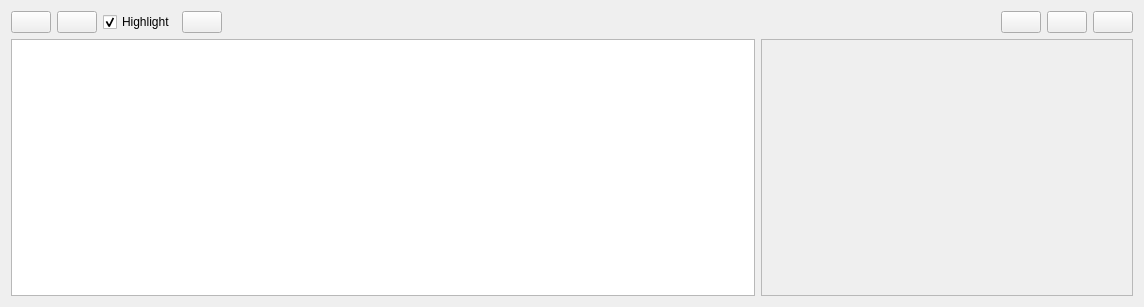
Qt form resource/RosURDFConfig.ui (Dan-Holm/rqt_urdf_configurator) before a commit.
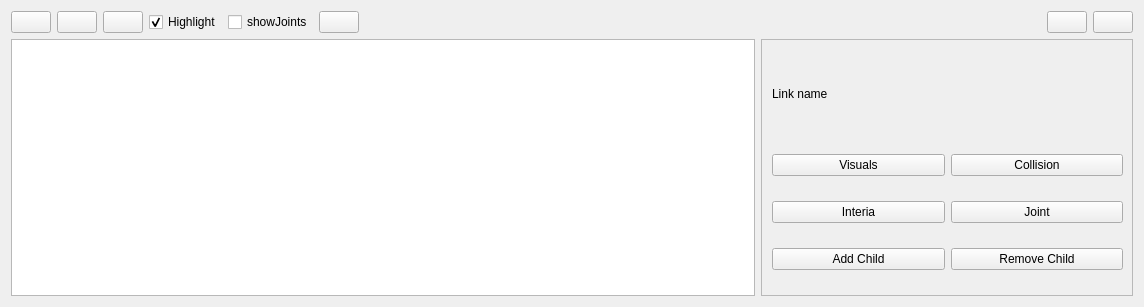
The same form after that commit. Custom widgets are drawn as their Qt base class.

Commit message: Updated ui and create default constructor for configurator

Diff of the .ui file:
```diff
--- a/resource/RosURDFConfig.ui
+++ b/resource/RosURDFConfig.ui
@@ -18,11 +18,18 @@
   </property>
   <layout class="QVBoxLayout" name="verticalLayout" stretch="0,0">
    <item>
-    <layout class="QHBoxLayout" name="horizontalLayout" stretch="0,0,0,0,0,0,0,0">
+    <layout class="QHBoxLayout" name="horizontalLayout" stretch="0,0,0,0,0,0,0,0,0">
      <item>
       <widget class="QPushButton" name="new_urdf_file">
        <property name="toolTip">
-        <string>New URDF file</string>
+        <string>Clear TF Buffer</string>
+       </property>
+      </widget>
+     </item>
+     <item>
+      <widget class="QPushButton" name="load_urdf_push_button">
+       <property name="toolTip">
+        <string>Load DOT graph from file</string>
        </property>
       </widget>
      </item>
@@ -46,6 +53,13 @@
        </property>
       </widget>
      </item>
+     <item>
+      <widget class="QCheckBox" name="showJoints">
+       <property name="text">
+        <string>showJoints</string>
+       </property>
+      </widget>
+     </item>
      <item>
       <widget class="QPushButton" name="fit_in_view_push_button">
        <property name="toolTip">
@@ -66,13 +80,6 @@
        </property>
       </spacer>
      </item>
-     <item>
-      <widget class="QPushButton" name="load_urdf_push_button">
-       <property name="toolTip">
-        <string>Load DOT graph from file</string>
-       </property>
-      </widget>
-     </item>
      <item>
       <widget class="QPushButton" name="save_dot_push_button">
        <property name="toolTip">
@@ -127,6 +134,79 @@
           <height>247</height>
          </rect>
         </property>
+        <widget class="QWidget" name="gridLayoutWidget">
+         <property name="geometry">
+          <rect>
+           <x>0</x>
+           <y>0</y>
+           <width>371</width>
+           <height>251</height>
+          </rect>
+         </property>
+         <layout class="QGridLayout" name="linkMenu">
+          <property name="leftMargin">
+           <number>10</number>
+          </property>
+          <property name="rightMargin">
+           <number>10</number>
+          </property>
+          <item row="1" column="0">
+           <widget class="QPushButton" name="modifyVizuals">
+            <property name="text">
+             <string>Visuals</string>
+            </property>
+           </widget>
+          </item>
+          <item row="0" column="0" colspan="2">
+           <widget class="QLabel" name="Link_name">
+            <property name="maximumSize">
+             <size>
+              <width>2000</width>
+              <height>70</height>
+             </size>
+            </property>
+            <property name="text">
+             <string>Link name</string>
+            </property>
+           </widget>
+          </item>
+          <item row="2" column="0">
+           <widget class="QPushButton" name="modifyInteria">
+            <property name="text">
+             <string>Interia</string>
+            </property>
+           </widget>
+          </item>
+          <item row="1" column="1">
+           <widget class="QPushButton" name="modifyCollision">
+            <property name="text">
+             <string>Collision</string>
+            </property>
+           </widget>
+          </item>
+          <item row="3" column="1">
+           <widget class="QPushButton" name="removeChild">
+            <property name="text">
+             <string>Remove Child</string>
+            </property>
+           </widget>
+          </item>
+          <item row="3" column="0">
+           <widget class="QPushButton" name="addChild">
+            <property name="text">
+             <string>Add Child</string>
+            </property>
+           </widget>
+          </item>
+          <item row="2" column="1">
+           <widget class="QPushButton" name="joint">
+            <property name="text">
+             <string>Joint</string>
+            </property>
+           </widget>
+          </item>
+         </layout>
+        </widget>
        </widget>
       </widget>
      </item>
```
Left out of the diff: 8 changed lines with no effect on the pictures. The commit also changes 4 other files.
